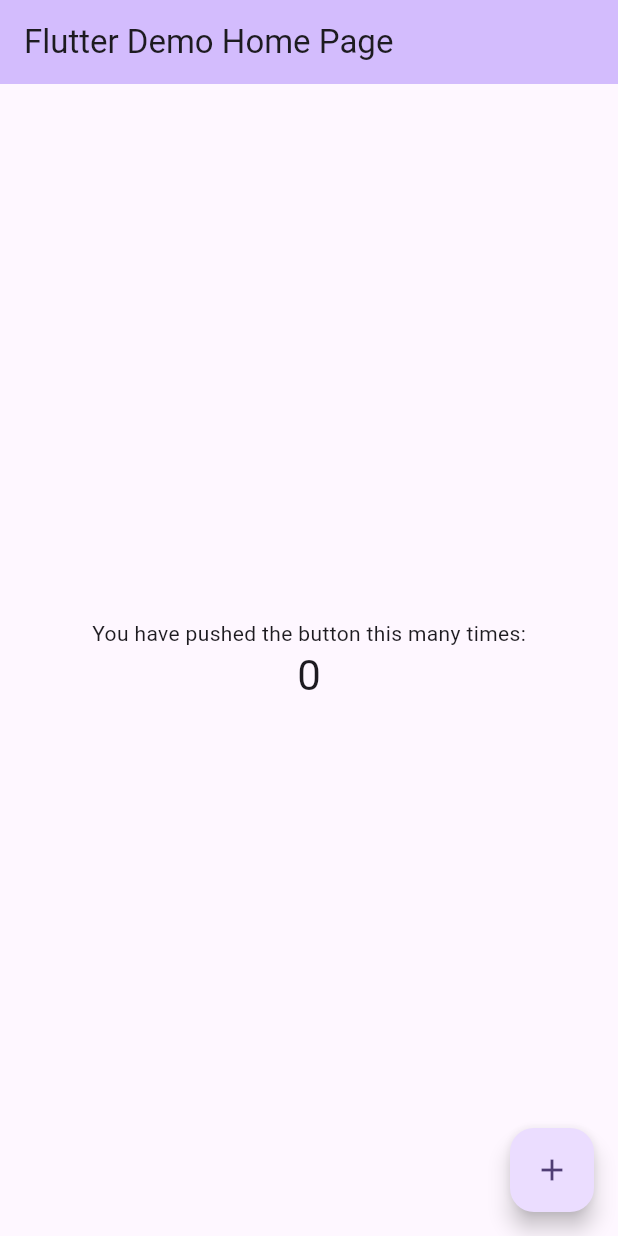
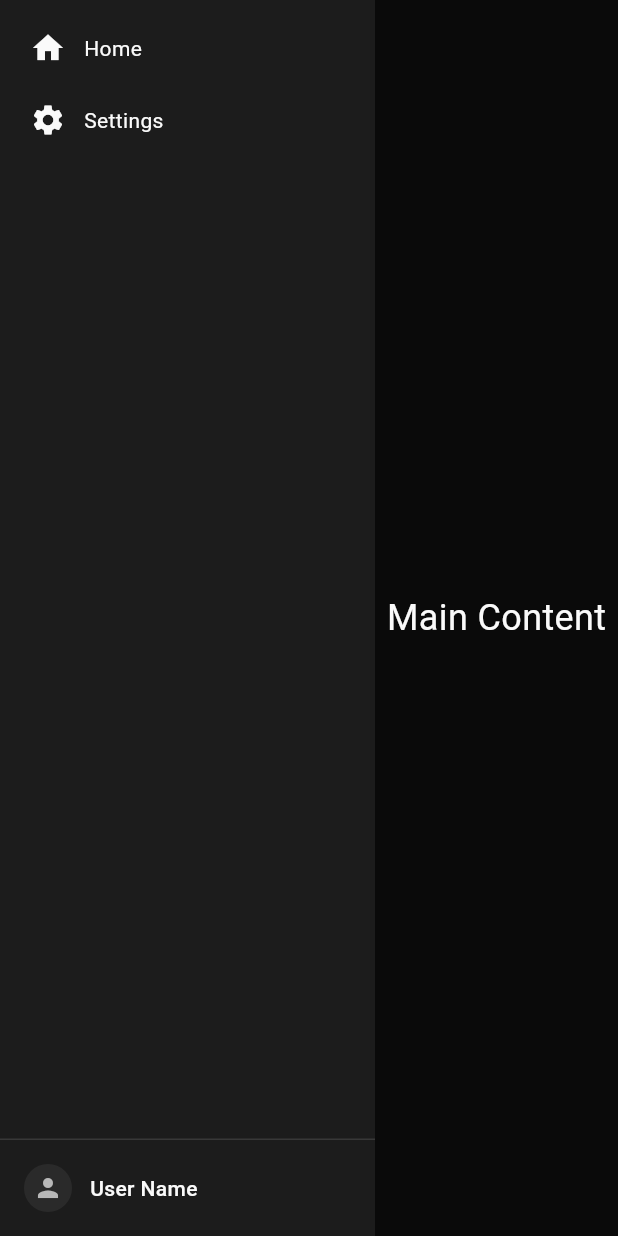
Before and after one commit to Simon-Weij/wayland-recorder-frontend, a Flutter app: the screen it shows after launch, on a phone screen of 412 x 824 dp. Run offline on Flutter 3.47's test engine with Material 3 defaults, Android fonts, the phone set to English and light mode, and no system bars.

Commit message:
Added sidebar

```diff
--- /dev/null
+++ b/lib/colors.dart
@@ -0,0 +1,13 @@
+import 'package:flutter/material.dart';
+
+class AppColors {
+  static const background = Color(0xFF0A0A0A);
+  static const sidebar = Color(0xFF1C1C1C);
+  static const surface = Color(0xFF2A2A2A);
+  static const accent = Color(0xFFE63946);
+  static const accentHover = Color(0xFF4A1C22);
+  static const text = Color(0xFFFAFAFA);
+  static const textSecondary = Color(0xFFB8B8B8);
+  static const textMuted = Color(0xFF757575);
+  static const border = Color(0xFF383838);
+}
--- /dev/null
+++ b/lib/components/sidebar.dart
@@ -0,0 +1,106 @@
+import 'package:flutter/material.dart';
+import '../colors.dart';
+
+class HoverableContainer extends StatefulWidget {
+  final Widget child;
+  final VoidCallback? onTap;
+  final EdgeInsets? padding;
+  final BoxDecoration? decoration;
+  final BorderRadius? borderRadius;
+
+  const HoverableContainer({
+    super.key,
+    required this.child,
+    this.onTap,
+    this.padding,
+    this.decoration,
+    this.borderRadius,
+  });
+
+  @override
+  State<HoverableContainer> createState() => _HoverableContainerState();
+}
+
+class _HoverableContainerState extends State<HoverableContainer> {
+  bool _hovered = false;
+
+  @override
+  Widget build(BuildContext context) {
+    return MouseRegion(
+      cursor: SystemMouseCursors.click,
+      onEnter: (_) => setState(() => _hovered = true),
+      onExit: (_) => setState(() => _hovered = false),
+      child: InkWell(
+        onTap: widget.onTap,
+        borderRadius: widget.borderRadius ?? BorderRadius.circular(8),
+        child: Container(
+          padding: widget.padding ?? const EdgeInsets.all(12),
+          decoration:
+              widget.decoration?.copyWith(
+                color: _hovered
+                    ? AppColors.accentHover
+                    : (widget.decoration?.color ?? Colors.transparent),
+              ) ??
+              BoxDecoration(
+                color: _hovered ? AppColors.accentHover : Colors.transparent,
+                borderRadius: widget.borderRadius ?? BorderRadius.circular(8),
+              ),
+          child: widget.child,
+        ),
+      ),
+    );
+  }
+}
+
+class Sidebar extends StatelessWidget {
+  final List<Widget> children;
+  final Widget? footer;
+
+  const Sidebar({super.key, required this.children, this.footer});
+
+  @override
+  Widget build(BuildContext context) {
+    return Container(
+      width: 250,
+      color: AppColors.sidebar,
+      child: Column(
+        children: [
+          Expanded(
+            child: ListView(
+              padding: const EdgeInsets.all(8),
+              children: children,
+            ),
+          ),
+          ?footer,
+        ],
+      ),
+    );
+  }
+}
+
+class SidebarItem extends StatelessWidget {
+  final IconData icon;
+  final String label;
+  final VoidCallback? onTap;
+
+  const SidebarItem({
+    super.key,
+    required this.icon,
+    required this.label,
+    this.onTap,
+  });
+
+  @override
+  Widget build(BuildContext context) {
+    return HoverableContainer(
+      onTap: onTap,
+      child: Row(
+        children: [
+          Icon(icon, color: AppColors.text),
+          const SizedBox(width: 12),
+          Text(label, style: const TextStyle(color: AppColors.text)),
+        ],
+      ),
+    );
+  }
+}
--- a/lib/main.dart
+++ b/lib/main.dart
@@ -1,121 +1,94 @@
 import 'package:flutter/material.dart';
+import 'components/sidebar.dart';
+import 'colors.dart';
 
 void main() {
-  runApp(const MyApp());
+  runApp(const App());
 }
 
-class MyApp extends StatelessWidget {
-  const MyApp({super.key});
+class App extends StatelessWidget {
+  const App({super.key});
 
-  // This widget is the root of your application.
   @override
   Widget build(BuildContext context) {
     return MaterialApp(
-      title: 'Flutter Demo',
-      theme: ThemeData(
-        // This is the theme of your application.
-        //
-        // TRY THIS: Try running your application with "flutter run". You'll see
-        // the application has a purple toolbar. Then, without quitting the app,
-        // try changing the seedColor in the colorScheme below to Colors.green
-        // and then invoke "hot reload" (save your changes or press the "hot
-        // reload" button in a Flutter-supported IDE, or press "r" if you used
-        // the command line to start the app).
-        //
-        // Notice that the counter didn't reset back to zero; the application
-        // state is not lost during the reload. To reset the state, use hot
-        // restart instead.
-        //
-        // This works for code too, not just values: Most code changes can be
-        // tested with just a hot reload.
-        colorScheme: .fromSeed(seedColor: Colors.deepPurple),
+      home: Scaffold(
+        body: Row(
+          children: [
+            Sidebar(
+              footer: const UserTile(),
+              children: [
+                SidebarItem(icon: Icons.home, label: 'Home', onTap: () {}),
+                SidebarItem(
+                  icon: Icons.settings,
+                  label: 'Settings',
+                  onTap: () {},
                 ),
-      home: const MyHomePage(title: 'Flutter Demo Home Page'),
+              ],
+            ),
+            Expanded(
+              child: Container(
+                color: AppColors.background,
+                child: const Center(
+                  child: Text(
+                    'Main Content',
+                    style: TextStyle(color: AppColors.text, fontSize: 24),
+                  ),
+                ),
+              ),
+            ),
+          ],
+        ),
+      ),
     );
   }
 }
 
-class MyHomePage extends StatefulWidget {
-  const MyHomePage({super.key, required this.title});
-
-  // This widget is the home page of your application. It is stateful, meaning
-  // that it has a State object (defined below) that contains fields that affect
-  // how it looks.
-
-  // This class is the configuration for the state. It holds the values (in this
-  // case the title) provided by the parent (in this case the App widget) and
-  // used by the build method of the State. Fields in a Widget subclass are
-  // always marked "final".
-
-  final String title;
-
-  @override
-  State<MyHomePage> createState() => _MyHomePageState();
-}
-
-class _MyHomePageState extends State<MyHomePage> {
-  int _counter = 0;
-
-  void _incrementCounter() {
-    setState(() {
-      // This call to setState tells the Flutter framework that something has
-      // changed in this State, which causes it to rerun the build method below
-      // so that the display can reflect the updated values. If we changed
-      // _counter without calling setState(), then the build method would not be
-      // called again, and so nothing would appear to happen.
-      _counter++;
-    });
-  }
+class UserTile extends StatelessWidget {
+  const UserTile({super.key});
 
   @override
   Widget build(BuildContext context) {
-    // This method is rerun every time setState is called, for instance as done
-    // by the _incrementCounter method above.
-    //
-    // The Flutter framework has been optimized to make rerunning build methods
-    // fast, so that you can just rebuild anything that needs updating rather
-    // than having to individually change instances of widgets.
-    return Scaffold(
-      appBar: AppBar(
-        // TRY THIS: Try changing the color here to a specific color (to
-        // Colors.amber, perhaps?) and trigger a hot reload to see the AppBar
-        // change color while the other colors stay the same.
-        backgroundColor: Theme.of(context).colorScheme.inversePrimary,
-        // Here we take the value from the MyHomePage object that was created by
-        // the App.build method, and use it to set our appbar title.
-        title: Text(widget.title),
+    return HoverableContainer(
+      onTap: () {},
+      padding: const EdgeInsets.all(16),
+      decoration: const BoxDecoration(
+        border: Border(top: BorderSide(color: AppColors.border, width: 1)),
       ),
-      body: Center(
-        // Center is a layout widget. It takes a single child and positions it
-        // in the middle of the parent.
+      borderRadius: BorderRadius.zero,
+      child: Row(
+        children: [
+          Container(
+            width: 32,
+            height: 32,
+            decoration: const BoxDecoration(
+              color: AppColors.surface,
+              shape: BoxShape.circle,
+            ),
+            child: const Icon(
+              Icons.person,
+              color: AppColors.textSecondary,
+              size: 20,
+            ),
+          ),
+          const SizedBox(width: 12),
+          const Expanded(
             child: Column(
-          // Column is also a layout widget. It takes a list of children and
-          // arranges them vertically. By default, it sizes itself to fit its
-          // children horizontally, and tries to be as tall as its parent.
-          //
-          // Column has various properties to control how it sizes itself and
-          // how it positions its children. Here we use mainAxisAlignment to
-          // center the children vertically; the main axis here is the vertical
-          // axis because Columns are vertical (the cross axis would be
-          // horizontal).
-          //
-          // TRY THIS: Invoke "debug painting" (choose the "Toggle Debug Paint"
-          // action in the IDE, or press "p" in the console), to see the
-          // wireframe for each widget.
-          mainAxisAlignment: .center,
+              crossAxisAlignment: CrossAxisAlignment.start,
+              mainAxisSize: MainAxisSize.min,
               children: [
-            const Text('You have pushed the button this many times:'),
                 Text(
-              '$_counter',
-              style: Theme.of(context).textTheme.headlineMedium,
+                  'User Name',
+                  style: TextStyle(
+                    color: AppColors.text,
+                    fontSize: 14,
+                    fontWeight: FontWeight.w500,
+                  ),
                 ),
               ],
             ),
           ),
-      floatingActionButton: FloatingActionButton(
-        onPressed: _incrementCounter,
-        tooltip: 'Increment',
-        child: const Icon(Icons.add),
+        ],
       ),
     );
   }
```
Also changed, not shown: 2 other files. Lines whose indentation alone changed are shown as unchanged.
